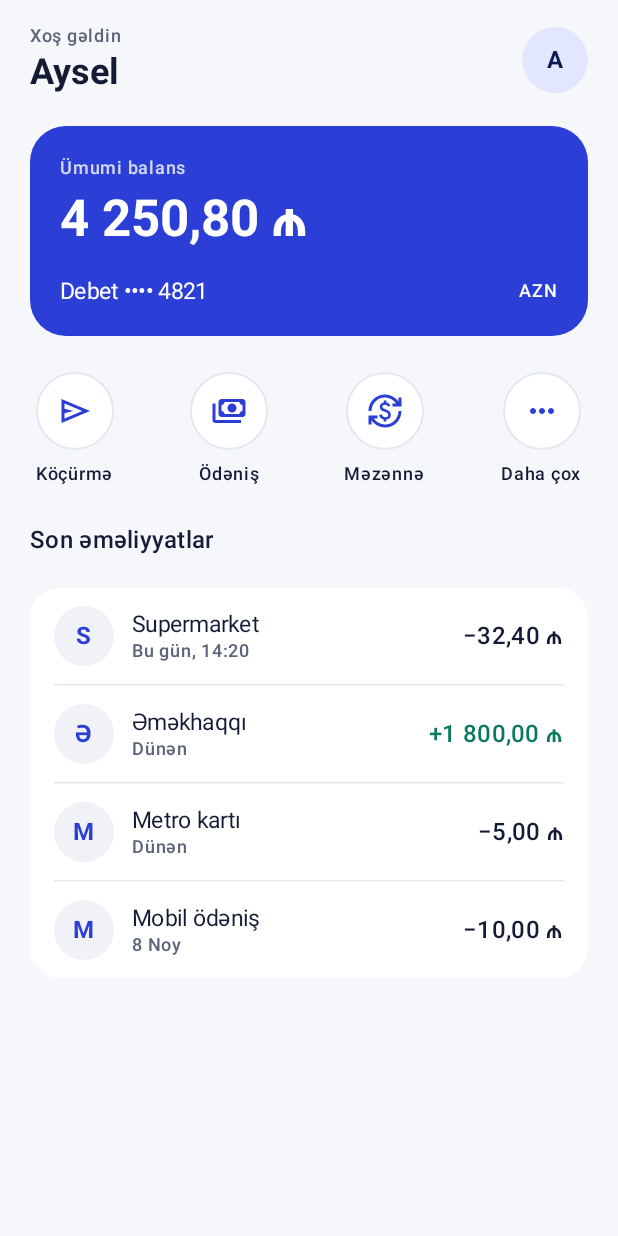
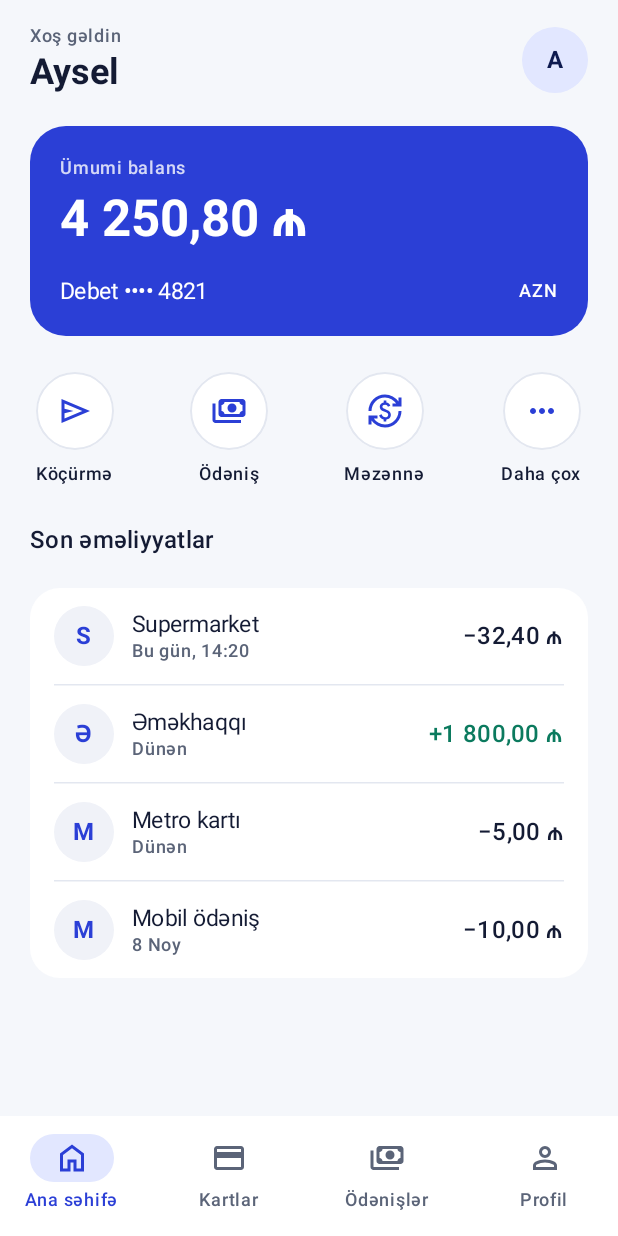
Before and after one commit to 22eminn/NovaBank, an Android app built with Jetpack Compose: the HomeRoute screen opened through its navigation route, on a phone screen of 412 x 824 dp. Run offline under Robolectric (Android 15) with nearby library versions, the phone set to English and light mode, and no system bars; our stand-ins replace Dagger/Hilt's generated code.

Commit message:
Integrate bottom navigation into application layout

```diff
--- a/app/src/main/java/com/example/novabank/MainActivity.kt
+++ b/app/src/main/java/com/example/novabank/MainActivity.kt
@@ -23,17 +23,15 @@ class MainActivity : ComponentActivity() {
         super.onCreate(savedInstanceState)
         enableEdgeToEdge()
         setContent {
-            NovaBankTheme {
-                Surface(
-                    modifier = Modifier.fillMaxSize(),
-                    color = MaterialTheme.colorScheme.background,
-                ) {
-                    NovaNavHost()
+            setContent {
+                NovaBankTheme {
+                    NovaApp()
                 }
+            }
             }
         }
         }
-    }
+
 
 @Composable
 fun Greeting(name: String, modifier: Modifier = Modifier) {
--- /dev/null
+++ b/app/src/main/java/com/example/novabank/NovaApp.kt
@@ -0,0 +1,77 @@
+package com.example.novabank
+
+import androidx.compose.foundation.layout.WindowInsets
+import androidx.compose.foundation.layout.padding
+import androidx.compose.material3.Icon
+import androidx.compose.material3.MaterialTheme
+import androidx.compose.material3.NavigationBar
+import androidx.compose.material3.NavigationBarItem
+import androidx.compose.material3.NavigationBarItemDefaults
+import androidx.compose.material3.Scaffold
+import androidx.compose.material3.Text
+import androidx.compose.runtime.Composable
+import androidx.compose.runtime.getValue
+import androidx.compose.ui.Modifier
+import androidx.compose.ui.res.painterResource
+import androidx.navigation.compose.currentBackStackEntryAsState
+import androidx.navigation.compose.rememberNavController
+import com.example.novabank.core.navigation.NovaNavHost
+import com.example.novabank.core.navigation.Routes
+import com.example.novabank.core.navigation.topLevelDestinations
+
+@Composable
+fun NovaApp() {
+    val navController = rememberNavController()
+    val backStackEntry by navController.currentBackStackEntryAsState()
+    val currentRoute = backStackEntry?.destination?.route
+    val showBottomBar = topLevelDestinations.any { it.route == currentRoute }
+
+    Scaffold(
+        contentWindowInsets = WindowInsets(0, 0, 0, 0),
+        bottomBar = {
+            if (showBottomBar) {
+                NovaBottomBar(
+                    currentRoute = currentRoute,
+                    onNavigate = { route ->
+                        navController.navigate(route) {
+                            popUpTo(Routes.HOME) { saveState = true }
+                            launchSingleTop = true
+                            restoreState = true
+                        }
+                    },
+                )
+            }
+        },
+    ) { innerPadding ->
+        NovaNavHost(
+            navController = navController,
+            modifier = Modifier.padding(innerPadding),
+        )
+    }
+}
+
+@Composable
+private fun NovaBottomBar(
+    currentRoute: String?,
+    onNavigate: (String) -> Unit,
+) {
+    NavigationBar(containerColor = MaterialTheme.colorScheme.surface) {
+        topLevelDestinations.forEach { destination ->
+            NavigationBarItem(
+                selected = currentRoute == destination.route,
+                onClick = { onNavigate(destination.route) },
+                icon = {
+                    Icon(painterResource(destination.icon), contentDescription = null)
+                },
+                label = { Text(destination.label) },
+                colors = NavigationBarItemDefaults.colors(
+                    selectedIconColor = MaterialTheme.colorScheme.primary,
+                    selectedTextColor = MaterialTheme.colorScheme.primary,
+                    indicatorColor = MaterialTheme.colorScheme.primaryContainer,
+                    unselectedIconColor = MaterialTheme.colorScheme.onSurfaceVariant,
+                    unselectedTextColor = MaterialTheme.colorScheme.onSurfaceVariant,
+                ),
+            )
+        }
+    }
+}
--- a/app/src/main/java/com/example/novabank/core/navigation/NovaNavHost.kt
+++ b/app/src/main/java/com/example/novabank/core/navigation/NovaNavHost.kt
@@ -1,19 +1,19 @@
 package com.example.novabank.core.navigation
-
 
 import androidx.compose.runtime.Composable
 import androidx.compose.ui.Modifier
+import androidx.navigation.NavHostController
 import androidx.navigation.compose.NavHost
 import androidx.navigation.compose.composable
-import androidx.navigation.compose.rememberNavController
 import com.example.novabank.core.designsystem.PlaceholderScreen
 import com.example.novabank.feature.auth.presentation.LoginRoute
 import com.example.novabank.feature.home.presentation.HomeRoute
 
 @Composable
-fun NovaNavHost(modifier: Modifier = Modifier) {
-    val navController = rememberNavController()
-
+fun NovaNavHost(
+    navController: NavHostController,
+    modifier: Modifier = Modifier,
+) {
     NavHost(
         navController = navController,
         startDestination = Routes.LOGIN,
@@ -28,8 +28,9 @@ fun NovaNavHost(modifier: Modifier = Modifier) {
                 },
             )
         }
-        composable(Routes.HOME) {
-            HomeRoute()
-        }
+        composable(Routes.HOME) { HomeRoute() }
+        composable(Routes.CARDS) { PlaceholderScreen(title = "Kartlar") }
+        composable(Routes.PAYMENTS) { PlaceholderScreen(title = "Ödənişlər") }
+        composable(Routes.PROFILE) { PlaceholderScreen(title = "Profil") }
     }
 }
--- a/app/src/main/java/com/example/novabank/feature/home/presentation/HomeScreen.kt
+++ b/app/src/main/java/com/example/novabank/feature/home/presentation/HomeScreen.kt
@@ -15,6 +15,7 @@ import androidx.compose.foundation.layout.fillMaxWidth
 import androidx.compose.foundation.layout.height
 import androidx.compose.foundation.layout.padding
 import androidx.compose.foundation.layout.size
+import androidx.compose.foundation.layout.statusBarsPadding
 import androidx.compose.foundation.layout.systemBarsPadding
 import androidx.compose.foundation.lazy.LazyColumn
 import androidx.compose.foundation.shape.CircleShape
@@ -63,7 +64,7 @@ fun HomeScreen(
     onRetry: () -> Unit,
     modifier: Modifier = Modifier,
 ) {
-    Box(modifier = modifier.fillMaxSize().systemBarsPadding()) {
+    Box(modifier = modifier.fillMaxSize().statusBarsPadding()) {
         when (state) {
             HomeUiState.Loading ->
                 CircularProgressIndicator(Modifier.align(Alignment.Center))
@@ -73,7 +74,6 @@ fun HomeScreen(
         }
     }
 }
-
 @Composable
 private fun HomeContent(state: HomeUiState.Success) {
     LazyColumn(
```
